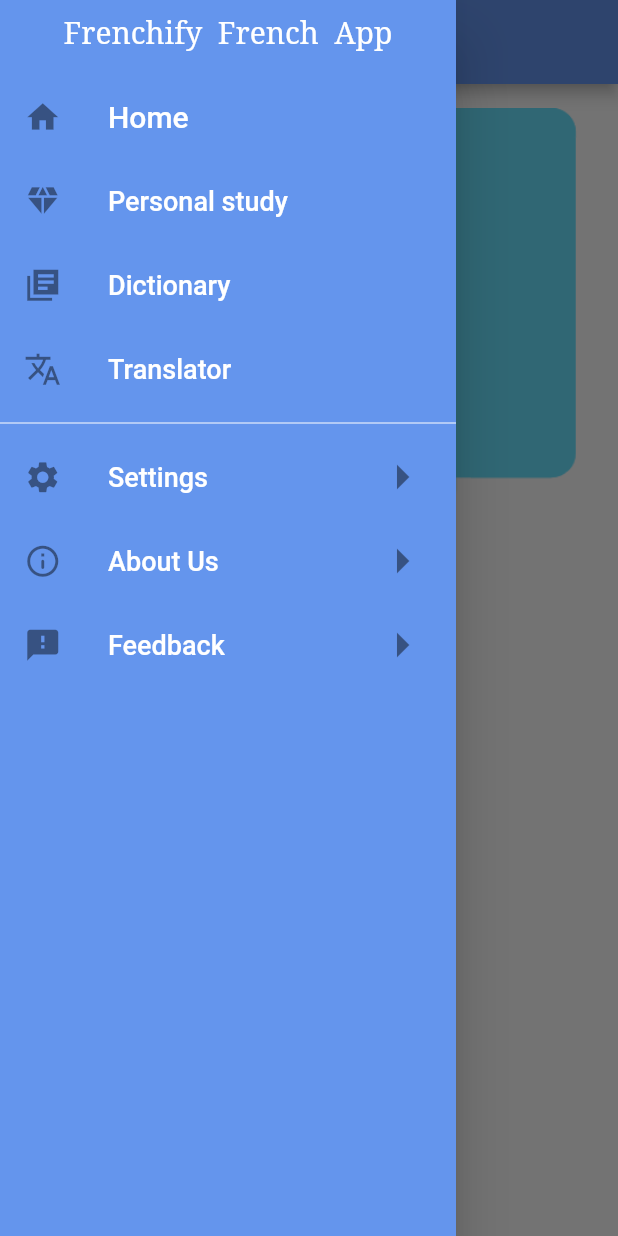
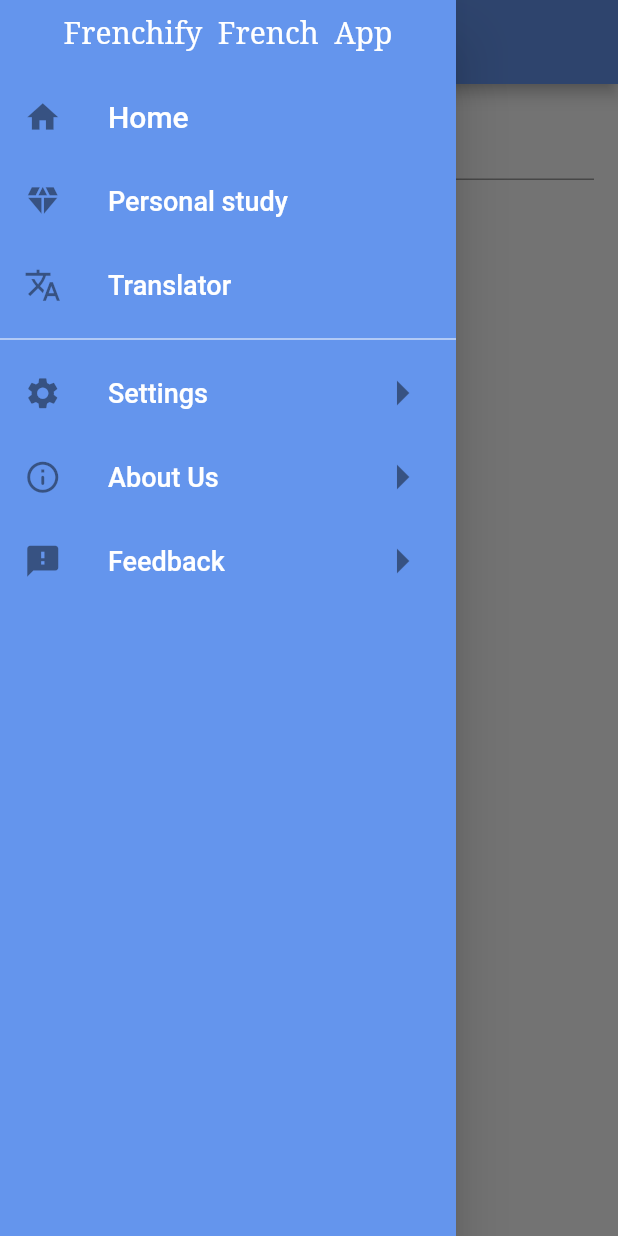
Before and after one commit to Bonnahjohn/frenchify, a Flutter app: the Translator screen opened by its route, with the side drawer open, on a phone screen of 412 x 824 dp. Run offline on Flutter 3.47's test engine with Material 2 defaults, Android fonts, the phone set to English and light mode, and no system bars; missing offline and left inert: translator.

Commit message:
translator section has being updated with its interaction

```diff
--- a/lib/Pages/home.dart
+++ b/lib/Pages/home.dart
@@ -153,21 +153,7 @@ class Drawers extends StatelessWidget {
           ),
           onTap: () => Navigator.pushNamed(context, '/personal'),
         ),
-        /* mmmmmmmmmmmmmmmmmmmmmmmm Dictionary and its navigation mmmmmmmmmmmmmmmmmmmmmm*\ */
-        ListTile(
-          leading: Icon(
-            Icons.library_books_sharp,
-            size: 25,
-          ),
-          title: Text(
-            'Dictionary',
-            style: TextStyle(
-              fontSize: 18,
-              color: Colors.white,
-            ),
-          ),
-          // onTap: () => Navigator.pushNamed(context, '/homePage'),
-        ),
+
         /* mmmmmmmmmmmmmmmmmmmmmmmm home page and its navigation mmmmmmmmmmmmmmmmmmmmmm*\ */
         ListTile(
           leading: Icon(
--- a/lib/Pages/translator.dart
+++ b/lib/Pages/translator.dart
@@ -1,8 +1,10 @@
-// ignore_for_file: unused_import
+// ignore_for_file: unused_import, empty_statements, depend_on_referenced_packages, unnecessary_import
 
 import 'package:flutter/material.dart';
 import 'package:frenchify/main.dart';
 import 'package:frenchify/Pages/home.dart';
+import 'package:flutter/services.dart';
+import 'package:translator/translator.dart';
 
 class Translator extends StatelessWidget {
   const Translator({super.key});
@@ -22,12 +24,76 @@ class Translator extends StatelessWidget {
         padding: const EdgeInsets.all(16.0),
         child: SingleChildScrollView(
           child: Column(
-            children: [
-              Image.asset('assets/images/ok.png', fit: BoxFit.fitHeight)
-            ],
+            children: const [Treans()],
           ),
         ),
       )),
     );
   }
 }
+
+class Treans extends StatefulWidget {
+  const Treans({super.key});
+
+  @override
+  State<Treans> createState() => _TreansState();
+}
+
+class _TreansState extends State<Treans> {
+  final translator = GoogleTranslator();
+  final TextEditingController _textController = TextEditingController();
+  String _translatedText = '';
+  bool _isEnglishToFrench = true;
+
+  void _translateText() {
+    String text = _textController.text;
+    translator
+        .translate(text, to: _isEnglishToFrench ? 'fr' : 'en')
+        .then((value) {
+      setState(() {
+        _translatedText = value.toString();
+      });
+    });
+  }
+
+  @override
+  Widget build(BuildContext context) {
+    return Column(
+      children: [
+        TextField(
+          controller: _textController,
+          decoration: const InputDecoration(
+            hintText: 'Enter text to translate',
+          ),
+        ),
+        const SizedBox(height: 20),
+        ElevatedButton.icon(
+          onPressed: _translateText,
+          icon: const Icon(Icons.translate),
+          label: const Text('Translate'),
+        ),
+        const SizedBox(height: 20),
+        const Text(
+          'Translated Text:',
+          style: TextStyle(
+            fontWeight: FontWeight.bold,
+            fontSize: 16,
+          ),
+        ),
+        const SizedBox(height: 20),
+        Text(_translatedText),
+        const SizedBox(height: 20),
+        ElevatedButton(
+          onPressed: () {
+            setState(() {
+              _isEnglishToFrench = !_isEnglishToFrench;
+            });
+          },
+          child: Text(_isEnglishToFrench
+              ? 'Translate to French'
+              : 'Translate to English'),
+        ),
+      ],
+    );
+  }
+}
--- a/pubspec.yaml
+++ b/pubspec.yaml
@@ -34,6 +34,7 @@ dependencies:
   # The following adds the Cupertino Icons font to your application.
   # Use with the CupertinoIcons class for iOS style icons.
   cupertino_icons: ^1.0.2
+  translator: ^0.1.7
 
 dev_dependencies:
   flutter_test:
```
Also changed, not shown: pubspec.lock.
